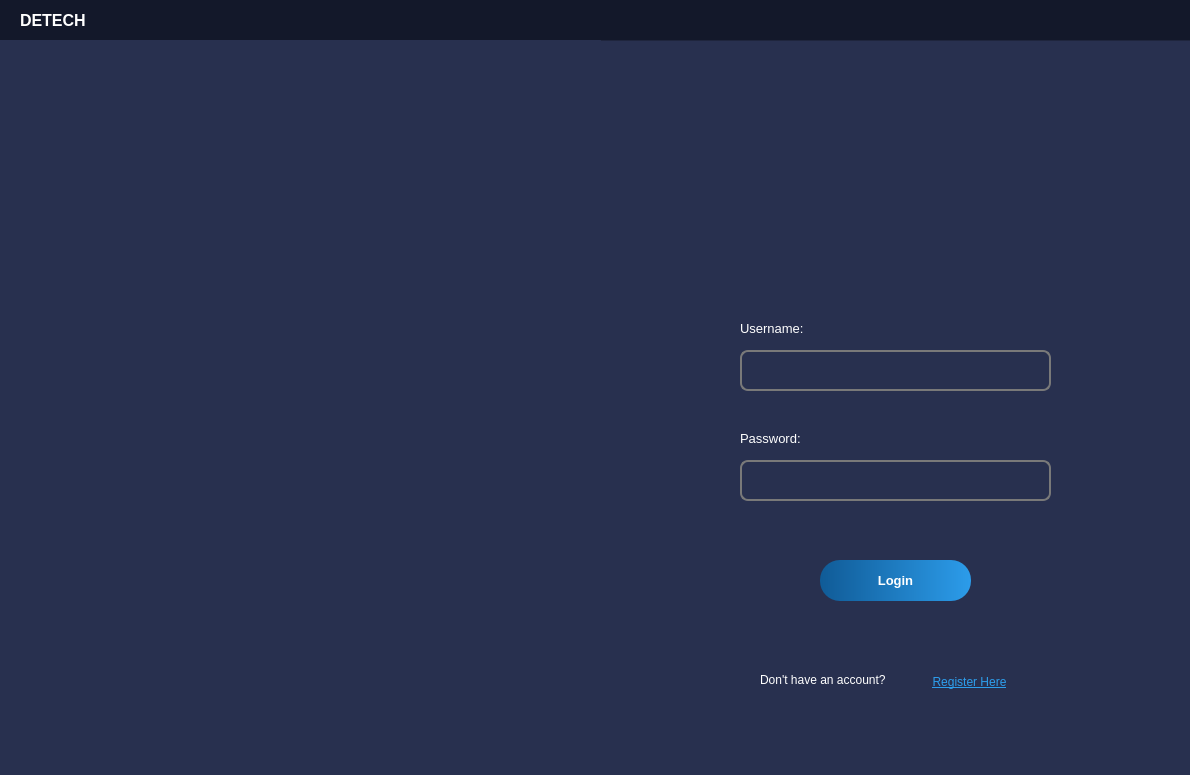
Above: login_UI.ui from marcsandiego/Detech before the change. Below: the same form after it.
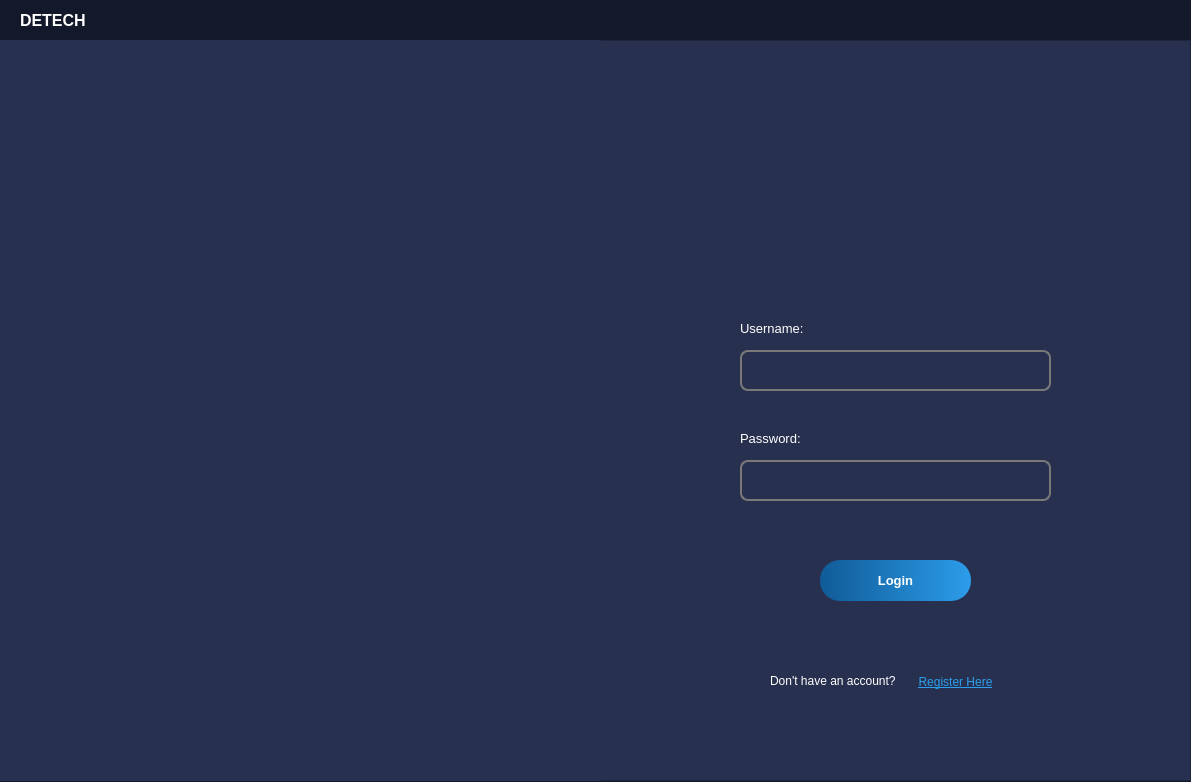
That is the form after the change. Icons and pictures are not drawn.

Commit message:
improved UI with logout (message box))
-will add detection setup

The edit to the form file:
```diff
--- a/login_UI.ui
+++ b/login_UI.ui
@@ -2,12 +2,15 @@
 <ui version="4.0">
  <class>loginWindow</class>
  <widget class="QMainWindow" name="loginWindow">
+  <property name="enabled">
+   <bool>true</bool>
+  </property>
   <property name="geometry">
    <rect>
     <x>0</x>
     <y>0</y>
-    <width>1190</width>
-    <height>775</height>
+    <width>1191</width>
+    <height>782</height>
    </rect>
   </property>
   <property name="windowTitle">
@@ -185,10 +188,10 @@
     <widget class="QLabel" name="label">
      <property name="geometry">
       <rect>
-       <x>770</x>
+       <x>780</x>
        <y>630</y>
-       <width>161</width>
-       <height>20</height>
+       <width>131</width>
+       <height>21</height>
       </rect>
      </property>
      <property name="font">
@@ -261,7 +264,7 @@
     <widget class="QPushButton" name="registerButton">
      <property name="geometry">
       <rect>
-       <x>934</x>
+       <x>920</x>
        <y>630</y>
        <width>91</width>
        <height>23</height>
```
Left out of the diff: 41 changed lines with no effect on the pictures. The commit also changes 4 other files.
